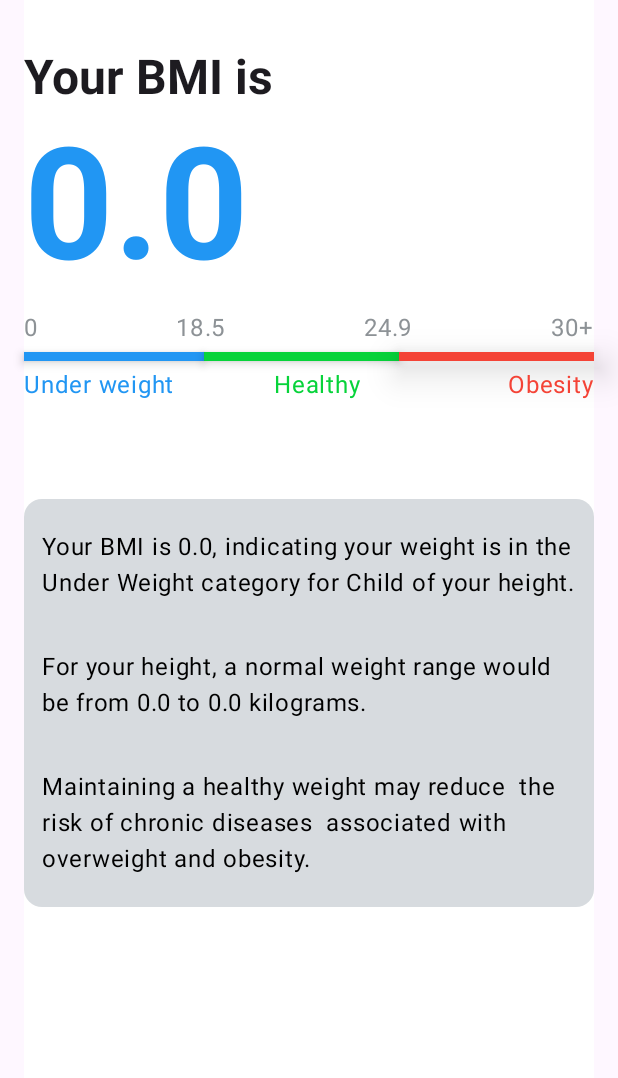
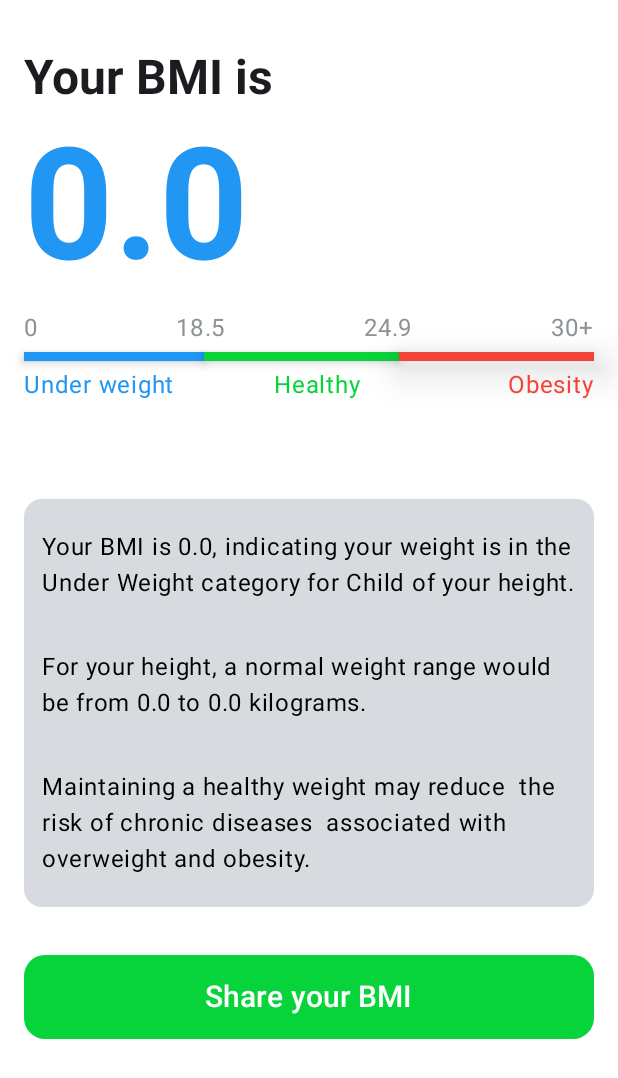
Before and after one commit to shivanandyadav11/SmartBmiCalculator, an Android app built with Jetpack Compose: the BMIResultScreen screen opened through its navigation route, on a phone screen of 412 x 824 dp. Shown: the top 1078 px of the screen. Run offline under Robolectric (Android 15) with nearby library versions, the phone set to English and light mode, and no system bars.

Commit message:
Add Share funct.

```diff
--- a/app/src/main/java/online/nsandroid/smartbmicalculator/navigation/destination/BMIResultGraphDestination.kt
+++ b/app/src/main/java/online/nsandroid/smartbmicalculator/navigation/destination/BMIResultGraphDestination.kt
@@ -1,11 +1,19 @@
 package online.nsandroid.smartbmicalculator.navigation.destination
 
+import android.content.Context
+import android.view.View
 import androidx.compose.foundation.layout.PaddingValues
+import androidx.compose.ui.geometry.Rect
+import androidx.compose.ui.platform.LocalContext
+import androidx.compose.ui.platform.LocalView
 import androidx.navigation.NavGraphBuilder
 import androidx.navigation.NavHostController
 import androidx.navigation.compose.composable
+import online.nsandroid.smartbmicalculator.model.ImageShareStatus
 import online.nsandroid.smartbmicalculator.navigation.Screen
 import online.nsandroid.smartbmicalculator.ui.compose.BMIResultContainer
+import online.nsandroid.smartbmicalculator.ui.util.getBMIResultImage
+import online.nsandroid.smartbmicalculator.ui.util.shareImage
 import online.nsandroid.smartbmicalculator.viewModel.BmiCalculatorViewModel
 
 fun NavGraphBuilder.bmiResultGraphDestination(
@@ -14,6 +22,26 @@ fun NavGraphBuilder.bmiResultGraphDestination(
     viewModel: BmiCalculatorViewModel
 ) {
     composable(Screen.BMIResultScreen.route) {
-        BMIResultContainer(viewModel = viewModel)
+        val view: View = LocalView.current
+        val context = LocalContext.current
+
+        BMIResultContainer(viewModel = viewModel, shareYourBMI = {
+            shareYourBMI(it, view, context )
+        })
+
     }
 }
+
+fun shareYourBMI(rect: Rect, view: View, context: Context) {
+    getBMIResultImage(rect, view, context) {
+        when (it) {
+            is ImageShareStatus.Success -> {
+                shareImage(context, it.bitmap)
+            }
+
+            else -> {
+
+            }
+        }
+    }
+}
--- a/app/src/main/java/online/nsandroid/smartbmicalculator/ui/compose/BMIResultContainer.kt
+++ b/app/src/main/java/online/nsandroid/smartbmicalculator/ui/compose/BMIResultContainer.kt
@@ -1,5 +1,6 @@
 package online.nsandroid.smartbmicalculator.ui.compose
 
+import android.os.Build
 import androidx.compose.foundation.background
 import androidx.compose.foundation.layout.Arrangement
 import androidx.compose.foundation.layout.Column
@@ -10,6 +11,9 @@ import androidx.compose.foundation.layout.fillMaxWidth
 import androidx.compose.foundation.layout.height
 import androidx.compose.foundation.layout.offset
 import androidx.compose.foundation.layout.padding
+import androidx.compose.foundation.shape.RoundedCornerShape
+import androidx.compose.material3.Button
+import androidx.compose.material3.ButtonDefaults
 import androidx.compose.material3.Card
 import androidx.compose.material3.CardDefaults
 import androidx.compose.material3.Divider
@@ -17,9 +21,17 @@ import androidx.compose.material3.MaterialTheme
 import androidx.compose.material3.Text
 import androidx.compose.runtime.Composable
 import androidx.compose.runtime.collectAsState
+import androidx.compose.runtime.getValue
+import androidx.compose.runtime.mutableStateOf
+import androidx.compose.runtime.remember
+import androidx.compose.runtime.setValue
 import androidx.compose.ui.Modifier
 import androidx.compose.ui.draw.shadow
+import androidx.compose.ui.geometry.Rect
 import androidx.compose.ui.graphics.Color
+import androidx.compose.ui.layout.boundsInRoot
+import androidx.compose.ui.layout.boundsInWindow
+import androidx.compose.ui.layout.onGloballyPositioned
 import androidx.compose.ui.res.stringResource
 import androidx.compose.ui.text.font.FontWeight
 import androidx.compose.ui.text.style.TextAlign
@@ -41,17 +53,31 @@ import online.nsandroid.smartbmicalculator.ui.util.getUserCategory
 import online.nsandroid.smartbmicalculator.viewModel.BmiCalculatorViewModel
 
 @Composable
-internal fun BMIResultContainer(viewModel: BmiCalculatorViewModel) {
+internal fun BMIResultContainer(viewModel: BmiCalculatorViewModel, shareYourBMI: (Rect) -> Unit) {
     val userData = viewModel.userData.collectAsState()
     val bmiValue: Double = userData.value.calculateBMI()
     val bmiStatus: BMIStatus = bmiValue.calculateBMIStatus()
+    var composableBounds by remember {
+        mutableStateOf<Rect?>(null)
+    }
+
     Column(
         modifier = Modifier
-            .padding(horizontal = 16.dp)
             .background(Color.White)
             .fillMaxSize()
     ) {
-        Spacer(modifier = Modifier.height(32.dp))
+        Column(modifier = Modifier.onGloballyPositioned {
+            composableBounds = if (Build.VERSION.SDK_INT >= Build.VERSION_CODES.O) {
+                it.boundsInWindow()
+            } else {
+                it.boundsInRoot()
+            }
+        }) {
+            Column(modifier = Modifier.padding(horizontal = 16.dp)) {
+                Spacer(
+                    modifier = Modifier
+                        .height(32.dp)
+                )
                 Text(
                     text = stringResource(id = R.string.your_bmi_is),
                     style = MaterialTheme.typography.headlineLarge,
@@ -113,7 +139,11 @@ internal fun BMIResultContainer(viewModel: BmiCalculatorViewModel) {
                     horizontalArrangement = Arrangement.SpaceBetween
                 ) {
                     Text(text = "Under weight", color = LightBlue40)
-            Text(text = "Healthy", color = LightGreen40, modifier = Modifier.offset(x = (-16).dp))
+                    Text(
+                        text = "Healthy",
+                        color = LightGreen40,
+                        modifier = Modifier.offset(x = (-16).dp)
+                    )
                     Text(text = "Obesity", color = LightRed40)
                 }
                 Spacer(modifier = Modifier.height(64.dp))
@@ -147,5 +177,20 @@ internal fun BMIResultContainer(viewModel: BmiCalculatorViewModel) {
                     )
                     Spacer(modifier = Modifier.height(8.dp))
                 }
+                Spacer(modifier = Modifier.height(32.dp))
             }
         }
+        Button(
+            modifier = Modifier.fillMaxWidth().padding(horizontal = 16.dp),
+            colors = ButtonDefaults.buttonColors(containerColor = LightGreen40),
+            shape = RoundedCornerShape(25),
+            onClick = { composableBounds?.let { shareYourBMI(it) } },
+        ) {
+            Text(
+                modifier = Modifier.padding(vertical = 8.dp),
+                text = stringResource(id = R.string.share_your_bmi),
+                fontSize = 20.sp,
+            )
+        }
+    }
+}
--- a/app/src/main/res/values/strings.xml
+++ b/app/src/main/res/values/strings.xml
@@ -11,5 +11,6 @@
     <string name="weight">Weight</string>
     <string name="calculate_your_bmi">Calculate Your BMI</string>
     <string name="your_bmi_is">Your BMI is</string>
+    <string name="share_your_bmi">Share your BMI</string>
     <string name="calorie_calculator_para">Accurately calculate daily calories required for weight loss or maintenance</string>
 </resources>
--- /dev/null
+++ b/app/src/main/res/xml/provider_paths.xml
@@ -0,0 +1,6 @@
+<?xml version="1.0" encoding="utf-8"?>
+<paths xmlns:android="http://schemas.android.com/apk/res/android">
+    <external-path
+        name="external_files"
+        path="." />
+</paths>
```
Also changed, not shown: app/src/main/AndroidManifest.xml (+9 -0 lines), app/src/main/java/online/nsandroid/smartbmicalculator/model/ImageShareStatus.kt (added, +9 -0 lines), app/src/main/java/online/nsandroid/smartbmicalculator/ui/util/ImageUtil.kt (added, +100 -0 lines). Lines whose indentation alone changed are shown as unchanged.
